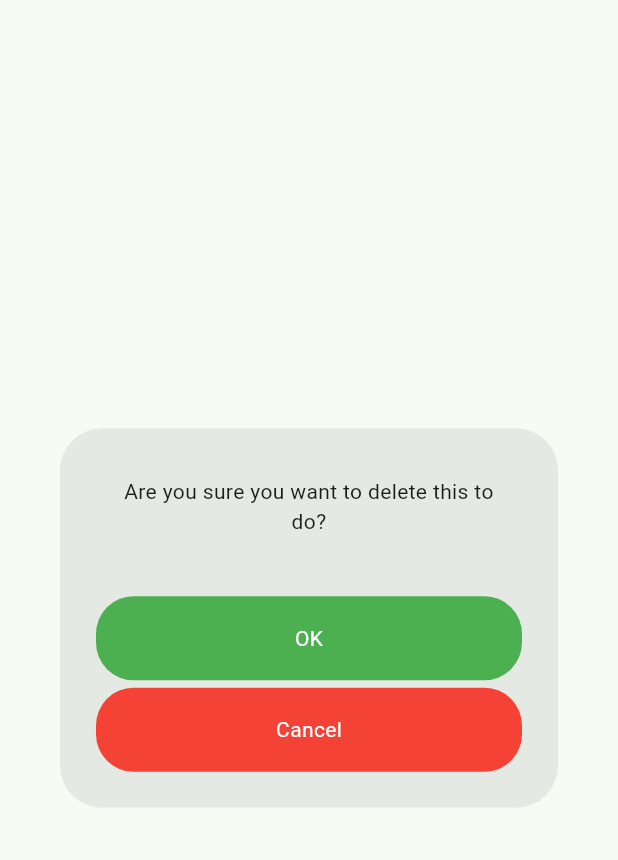
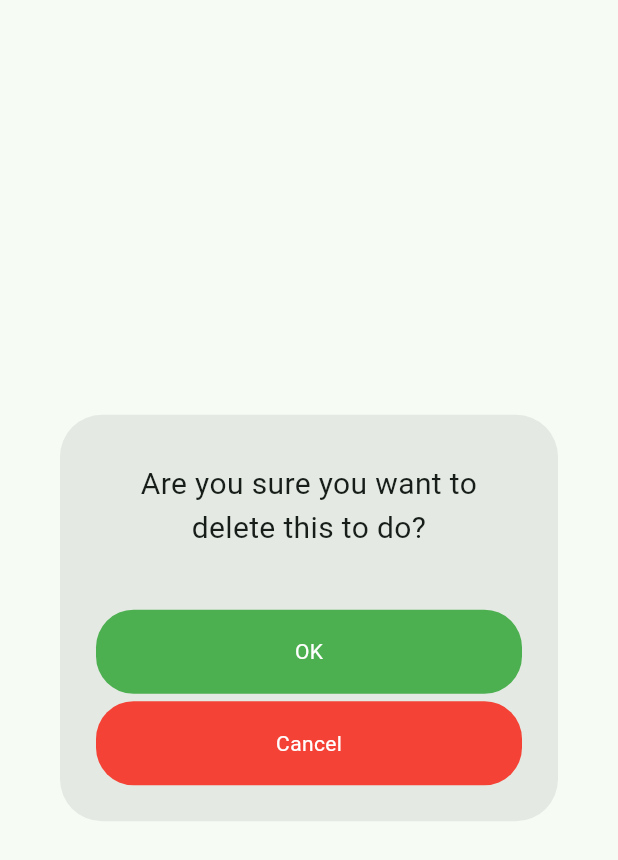
Before and after one commit to ihr1337/to_do_app, a Flutter app: the RemoveToDoDialog widget shown alone on an empty page, opened directly, on a phone screen of 412 x 824 dp. Shown: the top 860 px of the screen. Run offline on Flutter 3.47's test engine with Material 3 defaults, Android fonts, the phone set to English and light mode, and no system bars; our stand-ins replace hive, hive_flutter; accounts and stored records are empty.

Commit message:
- increase font size for confirm deletion dialog

```diff
--- a/lib/common/widgets/remove_to_do_dialog.dart
+++ b/lib/common/widgets/remove_to_do_dialog.dart
@@ -14,6 +14,9 @@ class RemoveToDoDialog extends StatelessWidget {
         child: Text(
           'Are you sure you want to delete this to do?',
           textAlign: TextAlign.center,
+          style: TextStyle(
+            fontSize: 20,
+          ),
         ),
       ),
       actions: [
```
